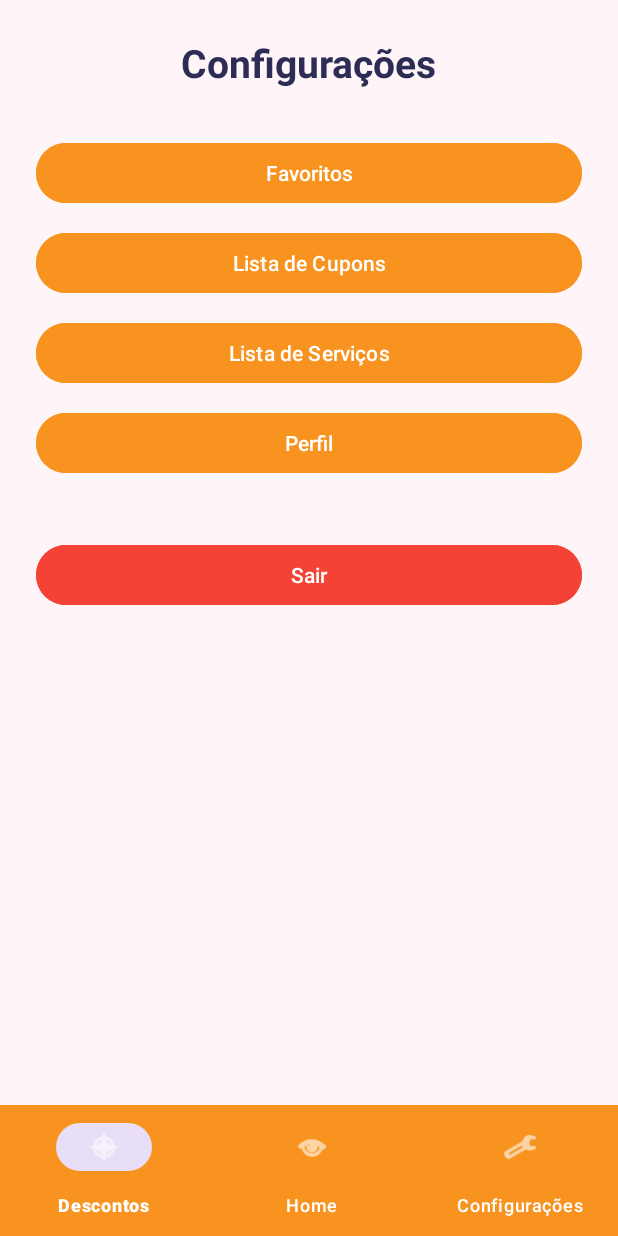
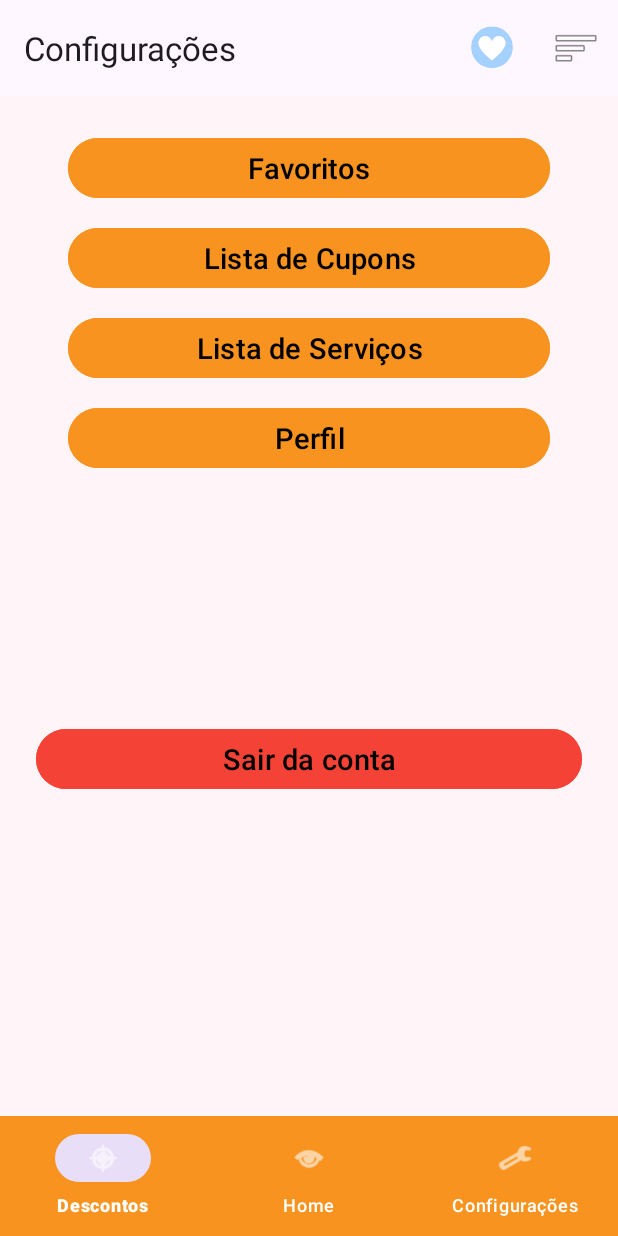
Before and after one commit to medinodev/travo-mobile, an Android app: the ListaCupons screen opened directly, with no data from a screen before it, item 3 of the bottom bar chosen, on a phone screen of 412 x 824 dp. Run offline under Robolectric (Android 15) with nearby library versions, the phone set to English and light mode, and no system bars; network calls fail.

Commit message:
Alterações na ui: bottomnav, barra de pesquisa, e página de configurações

```diff
--- a/ApplicationTravo/app/src/main/java/com/example/applicationtravo/retrofit/RetrofitService.kt
+++ b/ApplicationTravo/app/src/main/java/com/example/applicationtravo/retrofit/RetrofitService.kt
@@ -9,8 +9,8 @@ object RetrofitService {
     private var travoServiceAPIWithToken: TravoServiceAPI? = null
 
     // Constante para a URL base
-    private const val BASE_URL = "http://192.168.0.10:3000/rest/v1/" // Dispositivo físico
-    //private const val BASE_URL = "http://10.0.2.2:3000/rest/v1/" // Emulador
+    //private const val BASE_URL = "http://192.168.0.10:3000/rest/v1/" // Dispositivo físico
+    private const val BASE_URL = "http://10.0.2.2:3000/rest/v1/" // Emulador
 
     fun getTravoServiceAPI(): TravoServiceAPI {
         // Força recriação para evitar cache (útil durante desenvolvimento)
--- a/ApplicationTravo/app/src/main/java/com/example/applicationtravo/ui/listaCupons/ListaCupons.kt
+++ b/ApplicationTravo/app/src/main/java/com/example/applicationtravo/ui/listaCupons/ListaCupons.kt
@@ -27,8 +27,8 @@ class ListaCupons : AppCompatActivity() {
     private var mapaLojas: Map<Int, String> = emptyMap()
     private lateinit var recyclerView: RecyclerView
     private lateinit var adapter: CupomAdapter
-    private lateinit var searchEditText: EditText
-    private lateinit var clearButton: ImageButton
+    private lateinit var searchEditText: com.google.android.material.textfield.TextInputEditText
+//    private lateinit var clearButton: ImageButton
 
     override fun onCreate(savedInstanceState: Bundle?) {
         super.onCreate(savedInstanceState)
@@ -39,35 +39,12 @@ class ListaCupons : AppCompatActivity() {
         recyclerView = findViewById(R.id.recycler_cupons)
         recyclerView.layoutManager = LinearLayoutManager(this)
 
-        searchEditText = findViewById(R.id.search_cupons)
-        clearButton = findViewById(R.id.btn_clear)
+        searchEditText = findViewById(R.id.etSearch)
+//        clearButton = findViewById(R.id.btn_clear)
 
         carregarCupons()
-        configurarFiltros()
         configurarBottomNavigation()
         configurarBusca()
-
-        bottomNav.setOnItemSelectedListener { item ->
-            when (item.itemId) {
-
-                R.id.nav_descontos -> {
-                    startActivity(Intent(this, ListaCupons::class.java))
-                    true
-                }
-
-                R.id.nav_home -> {
-                    startActivity(Intent(this, TesteHomeActivity::class.java))
-                    true
-                }
-
-                R.id.nav_config -> {
-                    startActivity(Intent(this, Configuracoes::class.java))
-                    true
-                }
-
-                else -> false
-            }
-        }
     }
 
     private fun usarCupom(cupom: CupomResponse) {
@@ -172,22 +149,23 @@ class ListaCupons : AppCompatActivity() {
         })
 
 
-        clearButton.setOnClickListener {
-            searchEditText.text.clear()
-        }
+//        clearButton.setOnClickListener {
+//            searchEditText.text.clear()
+//        }
     }
 
     private fun configurarBottomNavigation() {
         val bottomNav = findViewById<BottomNavigationView>(R.id.bottomNav)
-        bottomNav.selectedItemId = R.id.nav_descontos
+        bottomNav.selectedItemId = R.id.nav_descontos // Garante que o ícone atual esteja selecionado
 
         bottomNav.setOnItemSelectedListener { item ->
             when (item.itemId) {
                 R.id.nav_home -> {
+                    // Ir para a Home/Lista de Serviços
                     startActivity(Intent(this, ListaServicos::class.java))
                     true
                 }
-                R.id.nav_descontos -> true
+                R.id.nav_descontos -> true // Já estamos aqui, só retorna true
                 R.id.nav_config -> {
                     startActivity(Intent(this, Configuracoes::class.java))
                     true
@@ -196,13 +174,5 @@ class ListaCupons : AppCompatActivity() {
             }
         }
     }
-    private fun configurarFiltros() {
-        val btnFavoritos = findViewById<Button>(R.id.btn_favoritos)
-        btnFavoritos.setOnClickListener {
-            if (::adapter.isInitialized) {
-                adapter.mostrarFavoritos()
-            }
-        }
-    }
 
 }
--- a/ApplicationTravo/app/src/main/res/layout/activity_configuracoes.xml
+++ b/ApplicationTravo/app/src/main/res/layout/activity_configuracoes.xml
@@ -6,78 +6,89 @@
     android:layout_height="match_parent"
     android:background="@color/colorBackground">
 
+    <com.google.android.material.appbar.MaterialToolbar
+        android:id="@+id/toolbar"
+        style="@style/Widget.Material3.Toolbar"
+        android:layout_width="match_parent"
+        android:layout_height="wrap_content"
+        android:background="?attr/colorSurface"
+        app:layout_constraintEnd_toEndOf="parent"
+        app:layout_constraintStart_toStartOf="parent"
+        app:layout_constraintTop_toTopOf="parent"
+        app:menu="@menu/toolbar_menu"
+        app:title="Configurações"
+        app:titleCentered="false"
+        />
     <ScrollView
         android:layout_width="match_parent"
         android:layout_height="0dp"
-        app:layout_constraintTop_toTopOf="parent"
+        app:layout_constraintTop_toBottomOf="@+id/toolbar"
         app:layout_constraintBottom_toTopOf="@+id/bottomNav"
         android:padding="24dp">
+
 
         <LinearLayout
             android:layout_width="match_parent"
             android:layout_height="wrap_content"
             android:orientation="vertical"
-            android:gravity="center_horizontal">
+            android:gravity="center_horizontal"
+            >
 
-            <TextView
-                android:id="@+id/tvTitulo"
-                android:layout_width="wrap_content"
-                android:layout_height="wrap_content"
-                android:text="Configurações"
-                android:textColor="@color/colorSecondary"
-                android:textSize="26sp"
-                android:textStyle="bold"
-                android:layout_marginBottom="32dp" />
 
             <Button
                 android:id="@+id/btnFavoritos"
-                android:layout_width="match_parent"
+                android:layout_width="321dp"
                 android:layout_height="wrap_content"
                 android:text="Favoritos"
                 android:textAllCaps="false"
-                android:textColor="@color/white"
+                android:textColor="@color/black"
                 android:backgroundTint="@color/colorPrimary"
-                android:layout_marginBottom="12dp" />
+                android:layout_marginBottom="12dp"
+                android:textSize="19dp"/>
 
             <Button
                 android:id="@+id/btnListaCupons"
-                android:layout_width="match_parent"
+                android:layout_width="321dp"
                 android:layout_height="wrap_content"
                 android:text="Lista de Cupons"
                 android:textAllCaps="false"
-                android:textColor="@color/white"
+                android:textColor="@color/black"
                 android:backgroundTint="@color/colorPrimary"
-                android:layout_marginBottom="12dp" />
+                android:layout_marginBottom="12dp"
+                android:textSize="19dp"/>
 
             <Button
                 android:id="@+id/btnListaServicos"
-                android:layout_width="match_parent"
+                android:layout_width="321dp"
                 android:layout_height="wrap_content"
                 android:text="Lista de Serviços"
                 android:textAllCaps="false"
-                android:textColor="@color/white"
+                android:textColor="@color/black"
                 android:backgroundTint="@color/colorPrimary"
-                android:layout_marginBottom="12dp" />
+                android:layout_marginBottom="12dp"
+                android:textSize="19dp"/>
 
             <Button
                 android:id="@+id/btnPerfil"
-                android:layout_width="match_parent"
+                android:layout_width="321dp"
                 android:layout_height="wrap_content"
+                android:layout_marginBottom="150dp"
+                android:backgroundTint="@color/colorPrimary"
                 android:text="Perfil"
                 android:textAllCaps="false"
-                android:textColor="@color/white"
-                android:backgroundTint="@color/colorPrimary"
-                android:layout_marginBottom="24dp" />
+                android:textColor="@color/black"
+                android:textSize="19dp" />
 
             <Button
                 android:id="@+id/btnSair"
                 android:layout_width="match_parent"
                 android:layout_height="wrap_content"
-                android:text="Sair"
+                android:text="Sair da conta"
                 android:textAllCaps="false"
-                android:textColor="@color/white"
+                android:textColor="@color/black"
                 android:backgroundTint="@color/error"
-                android:layout_marginTop="16dp" />
+                android:layout_marginTop="16dp"
+                android:textSize="19dp"/>
         </LinearLayout>
 
     </ScrollView>
@@ -85,14 +96,14 @@
     <!-- MENU FIXO NO RODAPÉ -->
     <com.google.android.material.bottomnavigation.BottomNavigationView
         android:id="@+id/bottomNav"
-        android:layout_width="416dp"
-        android:layout_height="87dp"
+        android:layout_width="match_parent"
+        android:layout_height="wrap_content"
         android:background="@color/colorPrimary"
         app:itemIconTint="@color/white"
         app:itemTextColor="@color/white"
         app:layout_constraintBottom_toBottomOf="parent"
         app:layout_constraintEnd_toEndOf="parent"
-        app:layout_constraintHorizontal_bias="0.333"
+        app:layout_constraintHorizontal_bias="0.0"
         app:layout_constraintStart_toStartOf="parent"
         app:layout_constraintTop_toTopOf="parent"
         app:layout_constraintVertical_bias="1.0"
--- a/ApplicationTravo/app/src/main/res/layout/activity_detalhes_local.xml
+++ b/ApplicationTravo/app/src/main/res/layout/activity_detalhes_local.xml
@@ -246,8 +246,8 @@
     <com.google.android.material.bottomnavigation.BottomNavigationView
         android:id="@+id/bottomNav"
         android:layout_width="0dp"
-        android:layout_height="72dp"
-        android:background="#FFD398"
+        android:layout_height="wrap_content"
+        android:background="@color/colorPrimary"
         app:labelVisibilityMode="labeled"
         app:menu="@menu/bottom_nav_menu"
         app:itemIconTint="@color/selector_bottom_nav"
--- a/ApplicationTravo/app/src/main/res/layout/activity_favoritos.xml
+++ b/ApplicationTravo/app/src/main/res/layout/activity_favoritos.xml
@@ -67,7 +67,7 @@
         android:layout_width="0dp"
         android:layout_height="wrap_content"
         android:minHeight="72dp"
-        android:background="#FFD398"
+        android:background="@color/colorPrimary"
         app:labelVisibilityMode="labeled"
         app:itemIconTint="@color/selector_bottom_nav"
         app:itemTextColor="@color/selector_bottom_nav"
--- a/ApplicationTravo/app/src/main/res/layout/activity_home.xml
+++ b/ApplicationTravo/app/src/main/res/layout/activity_home.xml
@@ -140,8 +140,8 @@
     <com.google.android.material.bottomnavigation.BottomNavigationView
         android:id="@+id/bottomNav"
         android:layout_width="0dp"
-        android:layout_height="68dp"
-        android:background="#FFD398"
+        android:layout_height="wrap_content"
+        android:background="@color/colorPrimary"
         app:labelVisibilityMode="labeled"
         app:itemIconTint="@color/selector_bottom_nav"
         app:itemTextColor="@color/selector_bottom_nav"
--- a/ApplicationTravo/app/src/main/res/layout/activity_lista_servicos.xml
+++ b/ApplicationTravo/app/src/main/res/layout/activity_lista_servicos.xml
@@ -261,9 +261,9 @@
     <!-- Bottom Navigation -->
     <com.google.android.material.bottomnavigation.BottomNavigationView
         android:id="@+id/bottomNav"
-        android:layout_width="413dp"
-        android:layout_height="81dp"
-        android:background="#FFC98D"
+        android:layout_width="match_parent"
+        android:layout_height="wrap_content"
+        android:background="@color/colorPrimary"
         app:itemIconTint="@color/selector_bottom_nav"
         app:itemTextColor="@color/selector_bottom_nav"
         app:labelVisibilityMode="labeled"
--- a/ApplicationTravo/app/src/main/res/layout/activity_perfil.xml
+++ b/ApplicationTravo/app/src/main/res/layout/activity_perfil.xml
@@ -161,7 +161,7 @@
     <com.google.android.material.bottomnavigation.BottomNavigationView
         android:id="@+id/bottomNav"
         android:layout_width="match_parent"
-        android:layout_height="90dp"
+        android:layout_height="wrap_content"
         android:layout_alignParentBottom="true"
         android:background="@color/colorPrimary"
         app:itemIconTint="@color/white"
--- a/ApplicationTravo/app/src/main/res/layout/activity_perfil_editar.xml
+++ b/ApplicationTravo/app/src/main/res/layout/activity_perfil_editar.xml
@@ -135,7 +135,7 @@
     <com.google.android.material.bottomnavigation.BottomNavigationView
         android:id="@+id/bottomNav"
         android:layout_width="match_parent"
-        android:layout_height="90dp"
+        android:layout_height="wrap_content"
         android:layout_alignParentBottom="true"
         android:background="@color/colorPrimary"
         app:itemIconTint="@color/white"
--- a/ApplicationTravo/app/src/main/res/layout/activity_recuperar_senha.xml
+++ b/ApplicationTravo/app/src/main/res/layout/activity_recuperar_senha.xml
@@ -26,7 +26,7 @@
         android:text="Recuperar Senha"
         android:textColor="@color/colorSecondary"
         android:textSize="20sp"
-        android:fontFamily="@font/volkhov_bold"
+        android:textStyle="bold"
         app:layout_constraintTop_toBottomOf="@id/imageViewlogo"
         app:layout_constraintStart_toStartOf="parent"
         app:layout_constraintEnd_toEndOf="parent"
```
Also changed, not shown: ApplicationTravo/app/src/main/java/com/example/applicationtravo/ui/listaCupons/CupomAdapter.kt (+0 -11 lines), ApplicationTravo/app/src/main/res/drawable/edittext_border_bg.xml (added, +11 -0 lines), ApplicationTravo/app/src/main/res/layout/activity_lista_cupons.xml (+24 -15 lines), ApplicationTravo/app/src/main/res/layout/item_cupom.xml (+0 -8 lines).
